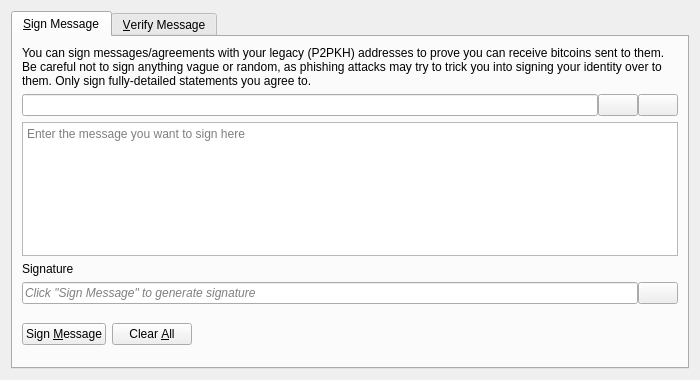
andaluzcoin/andaluzcoin, file src/qt/forms/signverifymessagedialog.ui: the form before one commit.
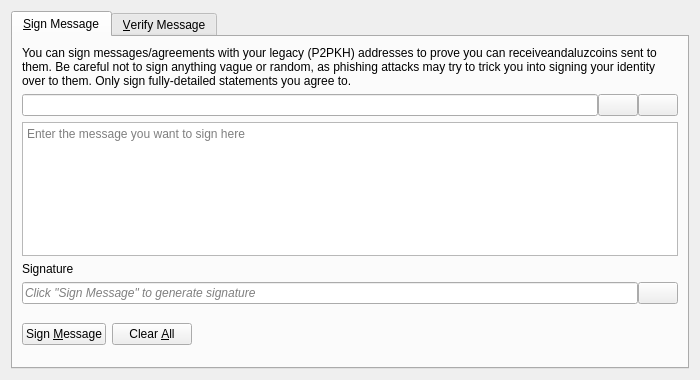
The form after the commit. Icons and pictures are not drawn. Custom widgets are drawn as their Qt base class.

What changed in the file:
```diff
--- a/src/qt/forms/signverifymessagedialog.ui
+++ b/src/qt/forms/signverifymessagedialog.ui
@@ -30,7 +30,7 @@
        <item>
         <widget class="QLabel" name="infoLabel_SM">
          <property name="text">
-          <string>You can sign messages/agreements with your legacy (P2PKH) addresses to prove you can receive bitcoins sent to them. Be careful not to sign anything vague or random, as phishing attacks may try to trick you into signing your identity over to them. Only sign fully-detailed statements you agree to.</string>
+          <string>You can sign messages/agreements with your legacy (P2PKH) addresses to prove you can receiveandaluzcoins sent to them. Be careful not to sign anything vague or random, as phishing attacks may try to trick you into signing your identity over to them. Only sign fully-detailed statements you agree to.</string>
          </property>
          <property name="textFormat">
           <enum>Qt::PlainText</enum>
```
